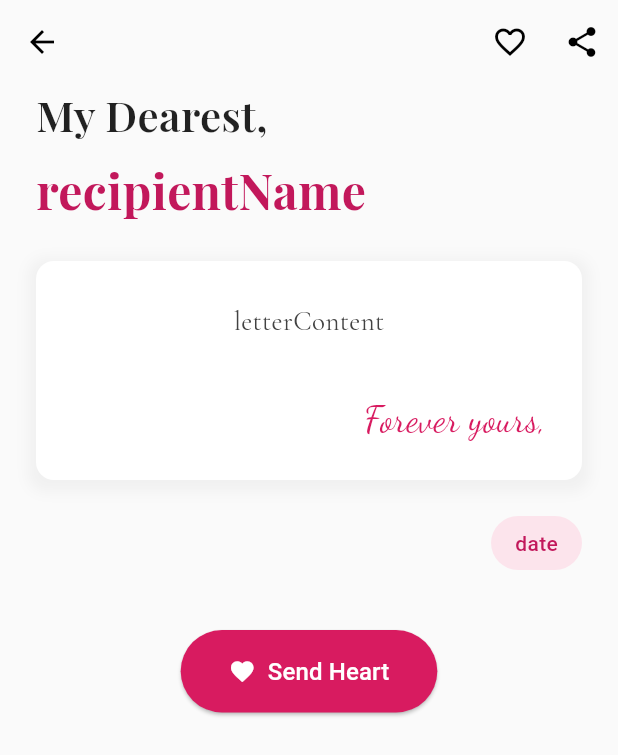
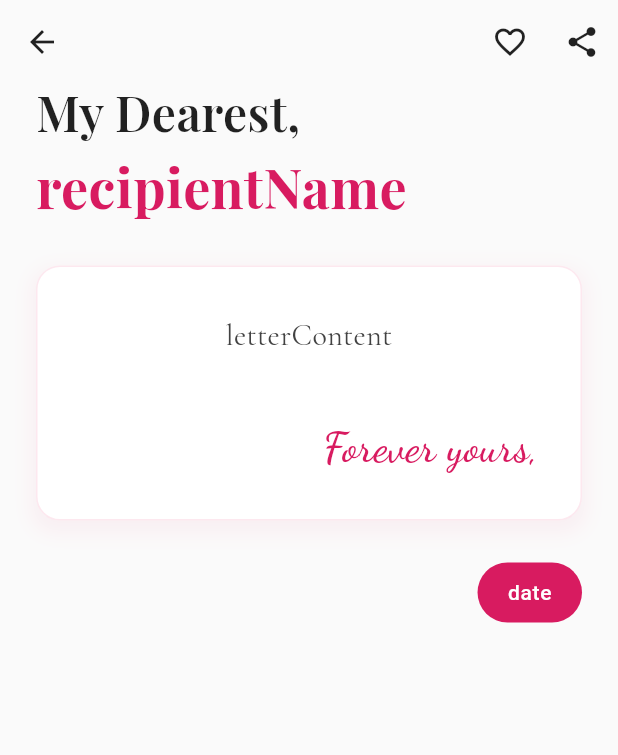
Before and after one commit to kyawnaing19/shweeshaungDaily, a Flutter app: the LoveLetterScreen screen opened directly, on a phone screen of 412 x 824 dp. Shown: the top 755 px of the screen. Run offline on Flutter 3.47's test engine with Material 3 defaults, Android fonts, the phone set to English and light mode, and no system bars; our stand-ins replace audioplayers, cross_file, curved_navigation_bar, dotted_border, dropdown_button2, google_fonts and 4 more; missing offline and left inert: flutter_quill, record, webview_flutter_android, webview_flutter_wkwebview; accounts and stored records are empty.

Commit message:
file clean

```diff
--- a/lib/views/Home.dart
+++ b/lib/views/Home.dart
@@ -12,7 +12,7 @@ import 'package:shweeshaungdaily/services/authorize_image.dart';
 import 'package:shweeshaungdaily/services/token_service.dart';
 import 'package:shweeshaungdaily/utils/image_cache.dart';
 import 'package:shweeshaungdaily/views/audio_view.dart';
-import 'package:shweeshaungdaily/views/mail_view.dart';
+import 'package:shweeshaungdaily/views/mail/mail_view.dart';
 
 import 'package:shweeshaungdaily/views/comment_section.dart';
 import 'package:audioplayers/audioplayers.dart';
@@ -174,6 +174,7 @@ class _HomePageState extends State<HomeScreenPage>
       setState(() {});
     });
   }
+
   Future<void> getUserName() async {
     userName = await TokenService.getUserName();
   }
@@ -1117,7 +1118,6 @@ class _HomePageState extends State<HomeScreenPage>
                                 final success = await ApiService.like(feedId!);
                                 if (success) {
                                   setState(() {
-
                                     final idx = feedItems?.indexWhere(
                                       (item) => item['id'] == feedId,
                                     );
@@ -1126,7 +1126,7 @@ class _HomePageState extends State<HomeScreenPage>
                                         feedItems![idx]['likes'] ?? [],
                                       )..add(userName);
                                     }
-                                     isLiked = true;
+                                    isLiked = true;
                                     likeCount = likeCount! + 1;
                                   });
                                 }
--- a/lib/views/letter_view.dart
+++ /dev/null
@@ -1,146 +0,0 @@
-import 'package:flutter/material.dart';
-import 'package:google_fonts/google_fonts.dart';
-
-class LoveLetterScreen extends StatelessWidget {
-  const LoveLetterScreen({super.key});
-
-  // final String recipientName;
-  // final String letterContent;
-  // final String date;
-
-  // const LoveLetterScreen({
-  //   super.key,
-  //   required this.recipientName,
-  //   required this.letterContent,
-  //   required this.date,
-  // });
-
-  @override
-  Widget build(BuildContext context) {
-    return Scaffold(
-      backgroundColor: Colors.grey[50],
-      appBar: AppBar(
-        elevation: 0,
-        backgroundColor: Colors.transparent,
-        iconTheme: const IconThemeData(color: Colors.black),
-        actions: [
-          IconButton(icon: const Icon(Icons.favorite_border), onPressed: () {}),
-          IconButton(icon: const Icon(Icons.share), onPressed: () {}),
-        ],
-      ),
-      body: SingleChildScrollView(
-        child: Padding(
-          padding: const EdgeInsets.symmetric(horizontal: 24.0),
-          child: Column(
-            crossAxisAlignment: CrossAxisAlignment.start,
-            children: [
-              Text(
-                'My Dearest,',
-                style: GoogleFonts.playfairDisplay(
-                  fontSize: 28,
-                  fontWeight: FontWeight.w600,
-                  color: Colors.black87,
-                ),
-              ),
-              const SizedBox(height: 8),
-              Text(
-                "recipientName",
-                style: GoogleFonts.playfairDisplay(
-                  fontSize: 32,
-                  fontWeight: FontWeight.w700,
-                  color: Colors.pink[700],
-                ),
-              ),
-              const SizedBox(height: 24),
-              Container(
-                padding: const EdgeInsets.all(24),
-                decoration: BoxDecoration(
-                  color: Colors.white,
-                  borderRadius: BorderRadius.circular(12),
-                  boxShadow: [
-                    BoxShadow(
-                      color: Colors.grey.withOpacity(0.1),
-                      spreadRadius: 5,
-                      blurRadius: 7,
-                      offset: const Offset(0, 3),
-                    ),
-                  ],
-                ),
-                child: Column(
-                  children: [
-                    Text(
-                      "letterContent",
-                      style: GoogleFonts.cormorantGaramond(
-                        fontSize: 18,
-                        height: 1.8,
-                        color: Colors.grey[800],
-                      ),
-                    ),
-                    const SizedBox(height: 32),
-                    Align(
-                      alignment: Alignment.centerRight,
-                      child: Text(
-                        'Forever yours,',
-                        style: GoogleFonts.dancingScript(
-                          fontSize: 24,
-                          color: Colors.pink[600],
-                        ),
-                      ),
-                    ),
-                  ],
-                ),
-              ),
-              const SizedBox(height: 24),
-              Align(
-                alignment: Alignment.centerRight,
-                child: Container(
-                  padding: const EdgeInsets.symmetric(
-                    horizontal: 16,
-                    vertical: 8,
-                  ),
-                  decoration: BoxDecoration(
-                    color: Colors.pink[50],
-                    borderRadius: BorderRadius.circular(20),
-                  ),
-                  child: Text(
-                    "date",
-                    style: GoogleFonts.roboto(
-                      fontSize: 14,
-                      color: Colors.pink[700],
-                      fontWeight: FontWeight.w500,
-                    ),
-                  ),
-                ),
-              ),
-              const SizedBox(height: 40),
-              Center(
-                child: ElevatedButton.icon(
-                  onPressed: () {},
-                  style: ElevatedButton.styleFrom(
-                    backgroundColor: Colors.pink[600],
-                    shape: RoundedRectangleBorder(
-                      borderRadius: BorderRadius.circular(30),
-                    ),
-                    padding: const EdgeInsets.symmetric(
-                      horizontal: 32,
-                      vertical: 16,
-                    ),
-                  ),
-                  icon: const Icon(Icons.favorite, color: Colors.white),
-                  label: Text(
-                    'Send Heart',
-                    style: GoogleFonts.roboto(
-                      fontSize: 16,
-                      fontWeight: FontWeight.w500,
-                      color: Colors.white,
-                    ),
-                  ),
-                ),
-              ),
-            ],
-          ),
-        ),
-      ),
-    );
-  }
-}
--- a/lib/views/compose_mail.dart
+++ b/lib/views/mail/compose_mail.dart
@@ -123,7 +123,7 @@ class _ComposeLoveLetterScreenState extends State<ComposeLoveLetterScreen>
                 CrossAxisAlignment.center, // This centers vertically
             children: [
               Text(
-                'Choose mode to send: ',
+                'send as: ',
                 style: TextStyle(
                   fontSize: 16,
                   fontFamily: GoogleFonts.dancingScript().fontFamily,
--- /dev/null
+++ b/lib/views/mail/letter_view.dart
@@ -0,0 +1,149 @@
+import 'package:flutter/material.dart';
+import 'package:google_fonts/google_fonts.dart';
+
+class LoveLetterScreen extends StatelessWidget {
+  const LoveLetterScreen({super.key});
+
+  @override
+  Widget build(BuildContext context) {
+    return Scaffold(
+      backgroundColor: Colors.grey[50],
+      appBar: AppBar(
+        elevation: 0,
+        backgroundColor: Colors.transparent,
+        iconTheme: const IconThemeData(color: Colors.black87),
+        actions: [
+          IconButton(
+            icon: const Icon(Icons.favorite_border, size: 24),
+            onPressed: () {},
+          ),
+          IconButton(icon: const Icon(Icons.share, size: 24), onPressed: () {}),
+        ],
+      ),
+      body: SingleChildScrollView(
+        child: Padding(
+          padding: const EdgeInsets.symmetric(horizontal: 24.0),
+          child: Column(
+            crossAxisAlignment: CrossAxisAlignment.start,
+            children: [
+              Text(
+                'My Dearest,',
+                style: GoogleFonts.playfairDisplay(
+                  fontSize: 32,
+                  fontWeight: FontWeight.w600,
+                  color: Colors.black87,
+                  height: 1.2,
+                ),
+              ),
+              const SizedBox(height: 4),
+              Text(
+                "recipientName",
+                style: GoogleFonts.playfairDisplay(
+                  fontSize: 36,
+                  fontWeight: FontWeight.w700,
+                  color: Colors.pink[600],
+                ),
+              ),
+              const SizedBox(height: 28),
+              Container(
+                padding: const EdgeInsets.all(28),
+                decoration: BoxDecoration(
+                  color: Colors.white,
+                  borderRadius: BorderRadius.circular(16),
+                  boxShadow: [
+                    BoxShadow(
+                      color: Colors.pink.withOpacity(0.05),
+                      spreadRadius: 3,
+                      blurRadius: 10,
+                      offset: const Offset(0, 5),
+                    ),
+                  ],
+                  border: Border.all(
+                    color: Colors.pink.withOpacity(0.1),
+                    width: 1,
+                  ),
+                ),
+                child: Column(
+                  children: [
+                    Text(
+                      "letterContent",
+                      style: GoogleFonts.cormorantGaramond(
+                        fontSize: 20,
+                        height: 1.8,
+                        color: Colors.grey[800],
+                      ),
+                    ),
+                    const SizedBox(height: 36),
+                    Align(
+                      alignment: Alignment.centerRight,
+                      child: Text(
+                        'Forever yours,',
+                        style: GoogleFonts.dancingScript(
+                          fontSize: 28,
+                          color: Colors.pink[600],
+                          fontWeight: FontWeight.w600,
+                        ),
+                      ),
+                    ),
+                  ],
+                ),
+              ),
+              const SizedBox(height: 28),
+              Align(
+                alignment: Alignment.centerRight,
+                child: Container(
+                  padding: const EdgeInsets.symmetric(
+                    horizontal: 20,
+                    vertical: 10,
+                  ),
+                  decoration: BoxDecoration(
+                    color: Colors.pink[600],
+                    borderRadius: BorderRadius.circular(24),
+                  ),
+                  child: Text(
+                    "date",
+                    style: GoogleFonts.roboto(
+                      fontSize: 14,
+                      color: Colors.white,
+                      fontWeight: FontWeight.w500,
+                      letterSpacing: 0.5,
+                    ),
+                  ),
+                ),
+              ),
+              // const SizedBox(height: 40),
+              // Center(
+              //   child: ElevatedButton.icon(
+              //     onPressed: () {},
+              //     style: ElevatedButton.styleFrom(
+              //       backgroundColor: Colors.pink[600],
+              //       foregroundColor: Colors.white,
+              //       elevation: 0,
+              //       shape: RoundedRectangleBorder(
+              //         borderRadius: BorderRadius.circular(24),
+              //       ),
+              //       padding: const EdgeInsets.symmetric(
+              //         horizontal: 36,
+              //         vertical: 18,
+              //       ),
+              //       shadowColor: Colors.pink.withOpacity(0.3),
+              //     ),
+              //     icon: const Icon(Icons.favorite, size: 20),
+              //     label: Text(
+              //       'Send Heart',
+              //       style: GoogleFonts.roboto(
+              //         fontSize: 16,
+              //         fontWeight: FontWeight.w500,
+              //         letterSpacing: 0.5,
+              //       ),
+              //     ),
+              //   ),
+              // ),
+              const SizedBox(height: 20),
+            ],
+          ),
+        ),
+      ),
+    );
+  }
+}
--- a/lib/views/mail_view.dart
+++ b/lib/views/mail/mail_view.dart
@@ -1,7 +1,7 @@
 import 'package:flutter/material.dart';
 import 'package:google_fonts/google_fonts.dart';
-import 'package:shweeshaungdaily/views/compose_mail.dart';
-import 'package:shweeshaungdaily/views/letter_view.dart';
+import 'package:shweeshaungdaily/views/mail/compose_mail.dart';
+import 'package:shweeshaungdaily/views/mail/letter_view.dart';
 
 class MailBoxHome extends StatefulWidget {
   const MailBoxHome({super.key});
```
Also changed, not shown: lib/NoteListPage.dart (deleted, +0 -175 lines), lib/views/animated_search_bar.dart (deleted, +0 -136 lines), lib/views/note/note_list_view.dart (renamed from lib/views/note_list_view.dart, +26 -64 lines), lib/views/audio_post/audio_player_widget.dart (renamed from lib/views/audio_player_widget.dart), lib/views/audio_post/audio_upload_page.dart (renamed from lib/views/audio_upload_page.dart), lib/views/audio_post/audio_view.dart (renamed from lib/views/audio_view.dart), lib/views/audio_post/audiohistory_items.dart (renamed from lib/views/audiohistory_items.dart), lib/views/note/note_editor_page.dart (renamed from lib/views/note_editor_page.dart).
